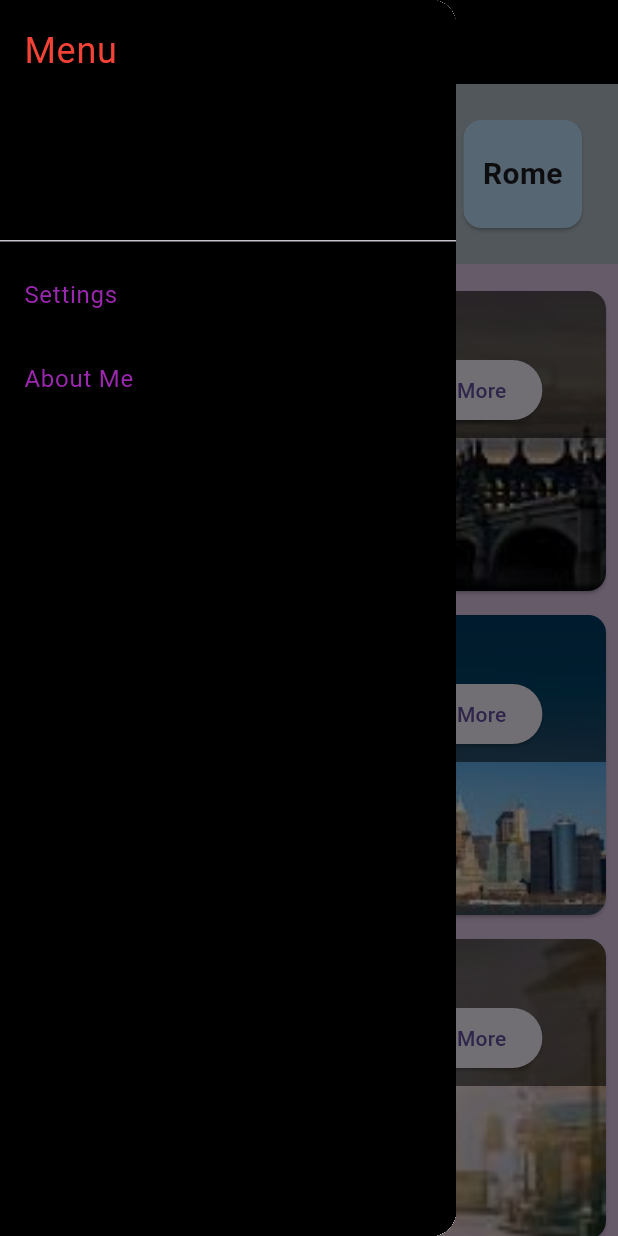
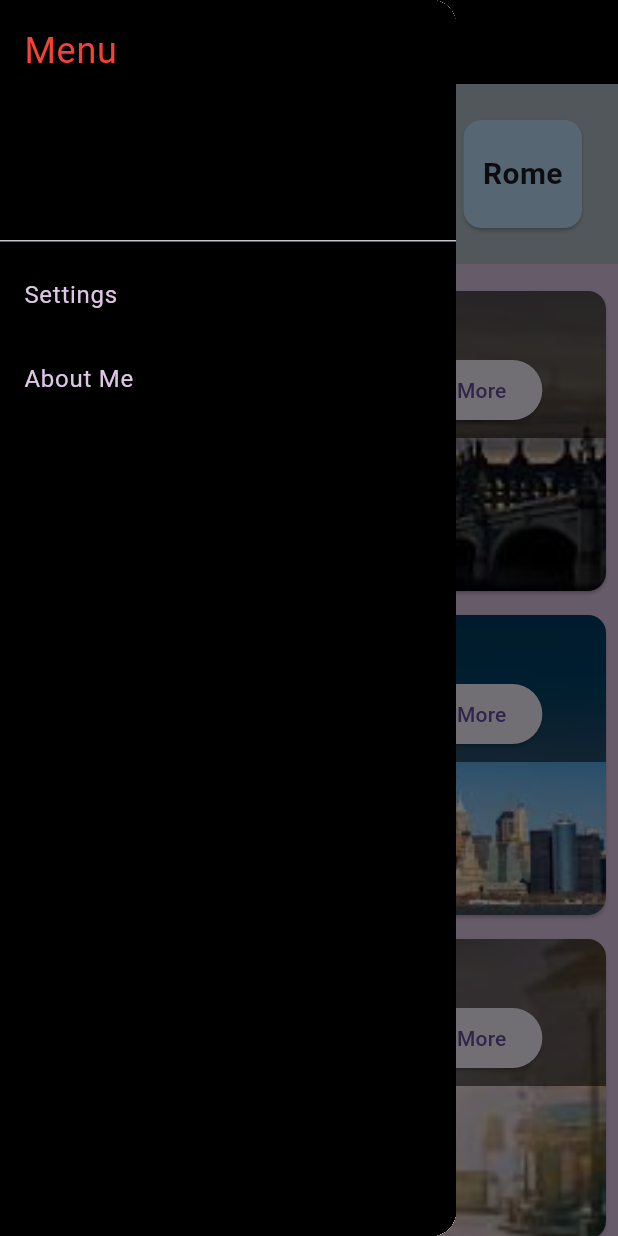
Before and after one commit to Aditya-Vasipalli/travel_diary, a Flutter app: the screen it shows after launch, with the side drawer open, on a phone screen of 412 x 824 dp. Run offline on Flutter 3.47's test engine with Material 3 defaults, Android fonts, the phone set to English and light mode, and no system bars.

Commit message:
Update main.dart

```diff
--- a/lib/main.dart
+++ b/lib/main.dart
@@ -1,3 +1,4 @@
+
 import 'package:flutter/material.dart';
 import 'info_page.dart';
 import 'more_info_page.dart';
@@ -54,7 +55,7 @@ class _MyHomePageState extends State<MyHomePage> {
                 ),
               ),
               ListTile(
-                textColor: Colors.purple,
+                textColor: const Color.fromARGB(255, 223, 198, 229),
                 title: const Text('Settings'),
                 onTap: () {
                   Navigator.pop(context); // Close the drawer
@@ -67,16 +68,16 @@ class _MyHomePageState extends State<MyHomePage> {
                 },
               ),
               ListTile(
-                textColor: Colors.purple,
+                textColor: const Color.fromARGB(255, 223, 198, 229),
                 title: const Text('About Me'),
                 onTap: () {
                   Navigator.pop(context);
                   Navigator.push(
-                      context,
-                      MaterialPageRoute(
-                      builder: (context) => const AboutMePage(),// Close the drawer
-                  ),
-                  );// Implement the about me functionality here
+                    context,
+                    MaterialPageRoute(
+                      builder: (context) => const AboutMePage(),
+                    ),
+                  );
                 },
               ),
             ],
@@ -103,7 +104,7 @@ class _MyHomePageState extends State<MyHomePage> {
                           builder: (context) => const LondonPage(),
                         ),
                       );
-                    },
+                    }, description: 'London, the capital city of England, is one of the worlds most visited cities in terms of international visits. It is home to an array of notable tourist attractions, attracting 20.42 million international visitors in 2018,[1] an additional 27.8 million overnighting domestic tourists in 2017, and 280 million day-trippers in 2015', imagePath: 'assets/images/london.jpg',
                   ),
                 ),
                 Expanded(
@@ -116,7 +117,7 @@ class _MyHomePageState extends State<MyHomePage> {
                           builder: (context) => const NewYorkPage(),
                         ),
                       );
-                    },
+                    }, description: 'New York City has over 28,000 acres (110 km2) of parkland and 14 linear miles (22 km) of public beaches. Manhattans Central Park, designed by Frederick Law Olmsted and Calvert Vaux, is the most visited city park in the United States.', imagePath: 'assets/images/newyork.jpg',
                   ),
                 ),
                 Expanded(
@@ -129,7 +130,7 @@ class _MyHomePageState extends State<MyHomePage> {
                           builder: (context) => const ParisPage(),
                         ),
                       );
-                    },
+                    }, description: 'It is overwhelmed with culture, history, iconic architecture, arty treasures, delicious food and exciting fashion. Europes most enchanting city, Paris is known for its many monuments, especially the Eiffel Tower, Notre-Dame Cathedral, Arc de Triomphe, Opéra Garnier, Les Invalides, etc.', imagePath: 'assets/images/paris.jpg',
                   ),
                 ),
                 Expanded(
@@ -142,31 +143,40 @@ class _MyHomePageState extends State<MyHomePage> {
                           builder: (context) => const RomePage(),
                         ),
                       );
-                    },
+                    }, description: 'Rome was called the “Eternal City” by the ancient Romans because they believed that no matter what happened in the rest of the world, the city of Rome would always remain standing. Exploring the city centre by foot surrounded by glorious monuments and colossal remains takes you back in time to the glory that was Rome.', imagePath: 'assets/images/rome.jpg',
                   ),
                 ),
               ],
             ),
           ),
           const SizedBox(height: 10),
+          // Destination Tiles Section
           Expanded(
             child: ListView(
               children: const [
                 DestinationTile(
                   title: 'London',
                   imagePath: 'assets/images/london.jpg',
+                  description: 'London, the capital city of England, is one of the worlds most visited cities in terms of international visits. It is home to an array of notable tourist attractions, attracting 20.42 million international visitors in 2018,[1] an additional 27.8 million overnighting domestic tourists in 2017, and 280 million day-trippers in 2015',
+                  detailedInfo: 'London offers attractions such as the British Museum...',
                 ),
                 DestinationTile(
                   title: 'New York',
                   imagePath: 'assets/images/new_york.jpg',
+                  description: 'New York City has over 28,000 acres (110 km2) of parkland and 14 linear miles (22 km) of public beaches. Manhattans Central Park, designed by Frederick Law Olmsted and Calvert Vaux, is the most visited city park in the United States.',
+                  detailedInfo: 'Top sights in New York include the Empire State Building...',
                 ),
                 DestinationTile(
                   title: 'Paris',
                   imagePath: 'assets/images/paris.jpg',
+                  description: 'It is overwhelmed with culture, history, iconic architecture, arty treasures, delicious food and exciting fashion. Europes most enchanting city, Paris is known for its many monuments, especially the Eiffel Tower, Notre-Dame Cathedral, Arc de Triomphe, Opéra Garnier, Les Invalides, etc.',
+                  detailedInfo: 'Visitors to Paris can enjoy the Eiffel Tower, the Louvre...',
                 ),
                 DestinationTile(
                   title: 'Rome',
                   imagePath: 'assets/images/rome.jpg',
+                  description: 'Rome was called the “Eternal City” by the ancient Romans because they believed that no matter what happened in the rest of the world, the city of Rome would always remain standing. Exploring the city centre by foot surrounded by glorious monuments and colossal remains takes you back in time to the glory that was Rome.',
+                  detailedInfo: 'Rome is famous for the Colosseum, the Vatican...',
                 ),
               ],
             ),
@@ -177,20 +187,33 @@ class _MyHomePageState extends State<MyHomePage> {
   }
 }
 
+// DashboardCell now opens the InfoPage directly, just like the "Information" button
 class DashboardCell extends StatelessWidget {
   final String title;
-  final VoidCallback onTap;
+  final String description; // Add description
+  final String imagePath; // Add image path for more details
 
   const DashboardCell({
     super.key,
     required this.title,
-    required this.onTap,
+    required this.description, // Pass description
+    required this.imagePath, required Null Function() onTap, // Pass imagePath
   });
 
   @override
   Widget build(BuildContext context) {
     return GestureDetector(
-      onTap: onTap,
+      onTap: () {
+        Navigator.push(
+          context,
+          MaterialPageRoute(
+            builder: (context) => InfoPage(
+              title: title,
+              description: description, // Pass the same description
+            ),
+          ),
+        );
+      },
       child: Card(
         margin: const EdgeInsets.all(8.0),
         color: Colors.blue[100],
@@ -208,14 +231,19 @@ class DashboardCell extends StatelessWidget {
   }
 }
 
+
 class DestinationTile extends StatelessWidget {
   final String title;
   final String imagePath;
+  final String description; // Add a description for the destination
+  final String detailedInfo; // Add detailed info for the "Know More" button
 
   const DestinationTile({
     super.key,
     required this.title,
     required this.imagePath,
+    required this.description, // Pass the description
+    required this.detailedInfo, // Pass detailed info
   });
 
   @override
@@ -252,7 +280,10 @@ class DestinationTile extends StatelessWidget {
                         Navigator.push(
                           context,
                           MaterialPageRoute(
-                            builder: (context) => InfoPage(title: title),
+                            builder: (context) => InfoPage(
+                              title: title,
+                              description: description, // Pass the description
+                            ),
                           ),
                         );
                       },
@@ -263,7 +294,10 @@ class DestinationTile extends StatelessWidget {
                         Navigator.push(
                           context,
                           MaterialPageRoute(
-                            builder: (context) => MoreInfoPage(title: title),
+                            builder: (context) => MoreInfoPage(
+                              title: title,
+                              detailedInfo: detailedInfo, // Pass detailed info
+                            ),
                           ),
                         );
                       },
@@ -288,7 +322,10 @@ class SettingsPage extends StatelessWidget {
     return Scaffold(
       appBar: AppBar(
         title: const Text('Settings'),
+        backgroundColor: Colors.black,
+        foregroundColor: Colors.red,
       ),
+      backgroundColor: const Color.fromARGB(255, 223, 198, 229),
       body: const Center(
         child: Text('Settings Page - under construction!'),
       ),
@@ -304,6 +341,8 @@ class AboutMePage extends StatelessWidget {
     return Scaffold(
       appBar: AppBar(
         title: const Text('About Me'),
+        backgroundColor: Colors.black,
+        foregroundColor: Colors.red,
       ),
       backgroundColor: const Color.fromARGB(255, 223, 198, 229),
       body: const Center(
```
